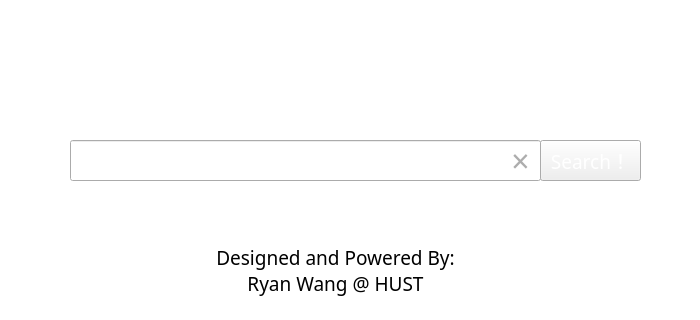
Old version of the form HandySearch/handysearch.ui in the repository bb33bb/HandySearch; both pictures show x 0 to 700 and y 100 to 420 of the 700 by 542 pixel window.
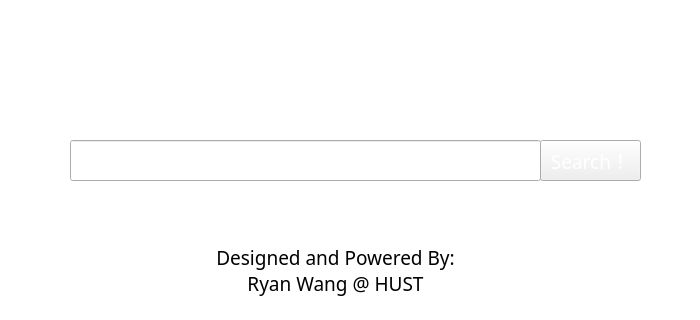
New version of the form. Icons and pictures are not drawn.

```diff
--- a/HandySearch/handysearch.ui
+++ b/HandySearch/handysearch.ui
@@ -68,33 +68,6 @@
      <pixmap resource="handysearch.qrc">:/Resources/Logo.png</pixmap>
     </property>
    </widget>
-   <widget class="QPushButton" name="clear">
-    <property name="geometry">
-     <rect>
-      <x>500</x>
-      <y>240</y>
-      <width>41</width>
-      <height>41</height>
-     </rect>
-    </property>
-    <property name="font">
-     <font>
-      <family>微软雅黑 Light</family>
-      <pointsize>24</pointsize>
-     </font>
-    </property>
-    <property name="styleSheet">
-     <string notr="true">QPushButton{border:transparent;}
-QPushButton{color:rgb(173, 173, 173);}
-QPushButton:hover{color:rgb(58, 58, 58);}
-
-
-</string>
-    </property>
-    <property name="text">
-     <string>×</string>
-    </property>
-   </widget>
    <widget class="QLineEdit" name="searchEdit">
     <property name="geometry">
      <rect>
@@ -114,6 +87,9 @@
      <string notr="true">QLineEdit:hover{border:1px solid #3385ff}
 </string>
     </property>
+    <property name="clearButtonEnabled">
+     <bool>true</bool>
+    </property>
    </widget>
    <widget class="QLabel" name="segment">
     <property name="geometry">
```
Left out of the diff: 17 changed lines with no effect on the pictures.
